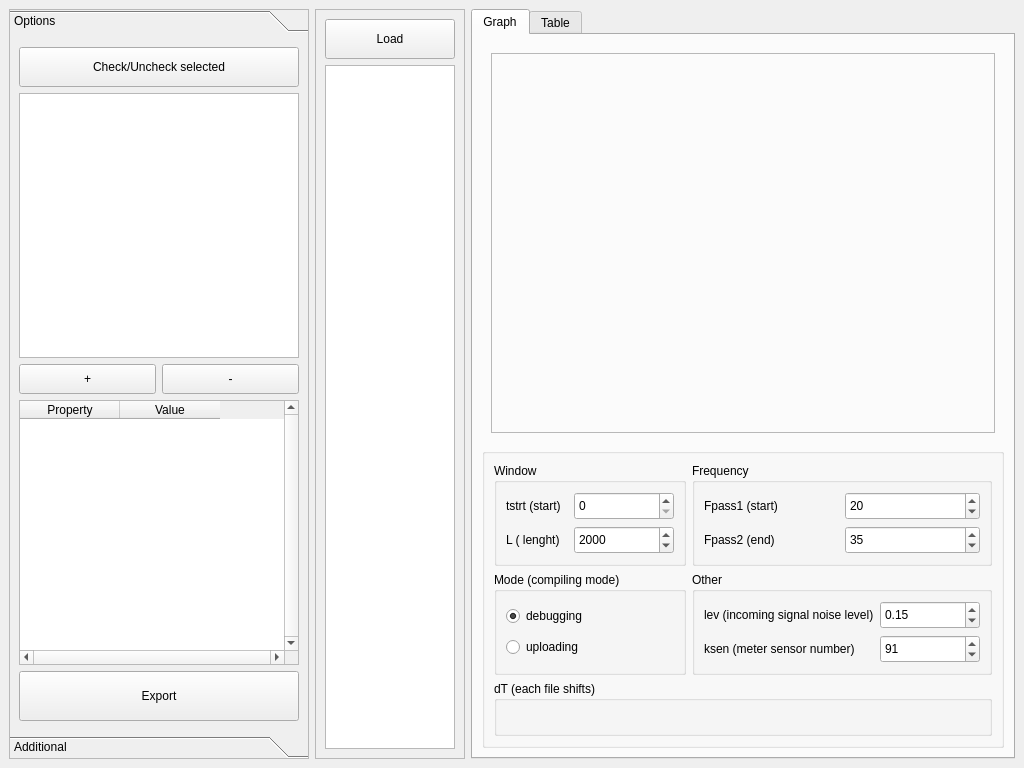
Old version of the form SyncGraph.ui in the repository salmanchik1/SyncGraph.
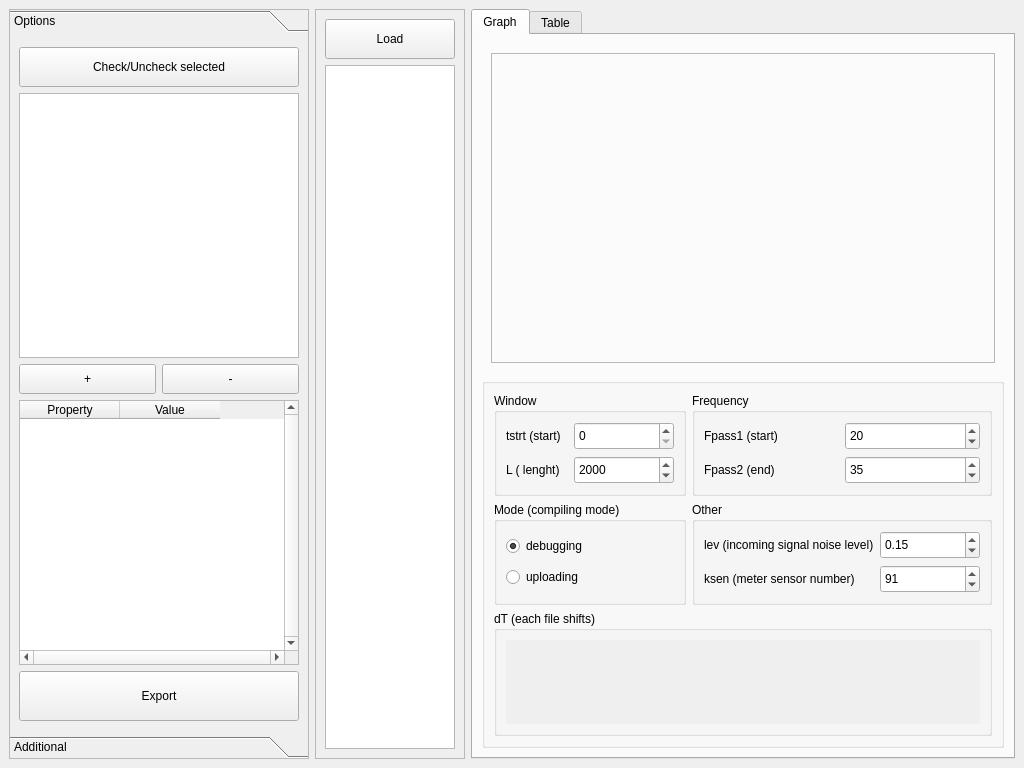
New version of the form.

Commit message: populate and delete shifts added

```diff
--- a/SyncGraph.ui
+++ b/SyncGraph.ui
@@ -240,7 +240,7 @@
           <property name="maximumSize">
            <size>
             <width>16777215</width>
-            <height>300</height>
+            <height>370</height>
            </size>
           </property>
           <layout class="QGridLayout" name="gridLayout_6">
@@ -446,7 +446,38 @@
              <property name="title">
               <string>dT (each file shifts)</string>
              </property>
-             <layout class="QVBoxLayout" name="verticalLayout_4"/>
+             <layout class="QGridLayout" name="gridLayout_5">
+              <item row="0" column="0">
+               <widget class="QScrollArea" name="shiftsScrollArea">
+                <property name="frameShape">
+                 <enum>QFrame::NoFrame</enum>
+                </property>
+                <property name="lineWidth">
+                 <number>1</number>
+                </property>
+                <property name="horizontalScrollBarPolicy">
+                 <enum>Qt::ScrollBarAlwaysOff</enum>
+                </property>
+                <property name="sizeAdjustPolicy">
+                 <enum>QAbstractScrollArea::AdjustToContents</enum>
+                </property>
+                <property name="widgetResizable">
+                 <bool>true</bool>
+                </property>
+                <widget class="QWidget" name="scrollAreaWidgetContents">
+                 <property name="geometry">
+                  <rect>
+                   <x>0</x>
+                   <y>0</y>
+                   <width>508</width>
+                   <height>133</height>
+                  </rect>
+                 </property>
+                 <layout class="QGridLayout" name="gridLayout_7"/>
+                </widget>
+               </widget>
+              </item>
+             </layout>
             </widget>
            </item>
           </layout>
```
The commit also changes 2 other files.
